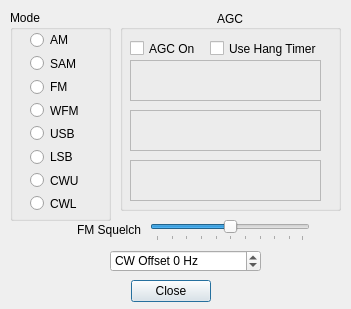
Qt form macforms/demodsetupdlg.ui (rafael2k/CuteSDR) before a commit.
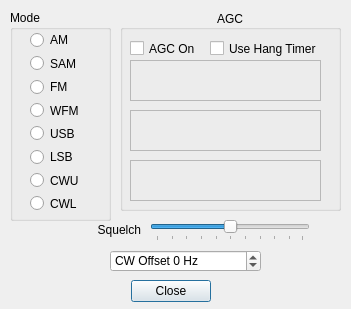
The same form after that commit. Custom widgets are drawn as their Qt base class.

```diff
--- a/macforms/demodsetupdlg.ui
+++ b/macforms/demodsetupdlg.ui
@@ -293,7 +293,7 @@
     <string>FM Squelch Control</string>
    </property>
    <property name="text">
-    <string>FM Squelch</string>
+    <string>Squelch</string>
    </property>
    <property name="alignment">
     <set>Qt::AlignRight|Qt::AlignTrailing|Qt::AlignVCenter</set>
```
Left out of the diff: 2 changed lines with no effect on the pictures.
